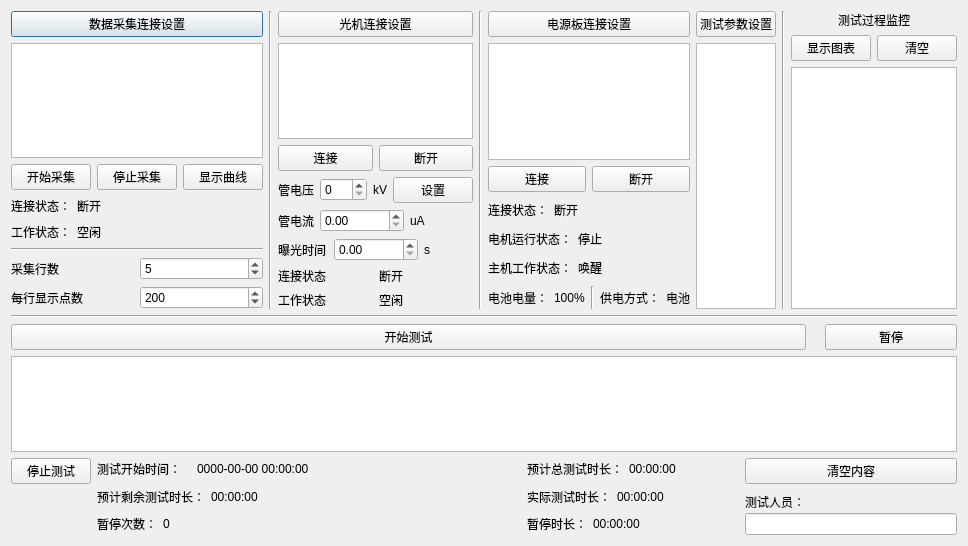
Above: main_dialog.ui from curious-heart/X-exposer-tool before the change. Below: the same form after it.
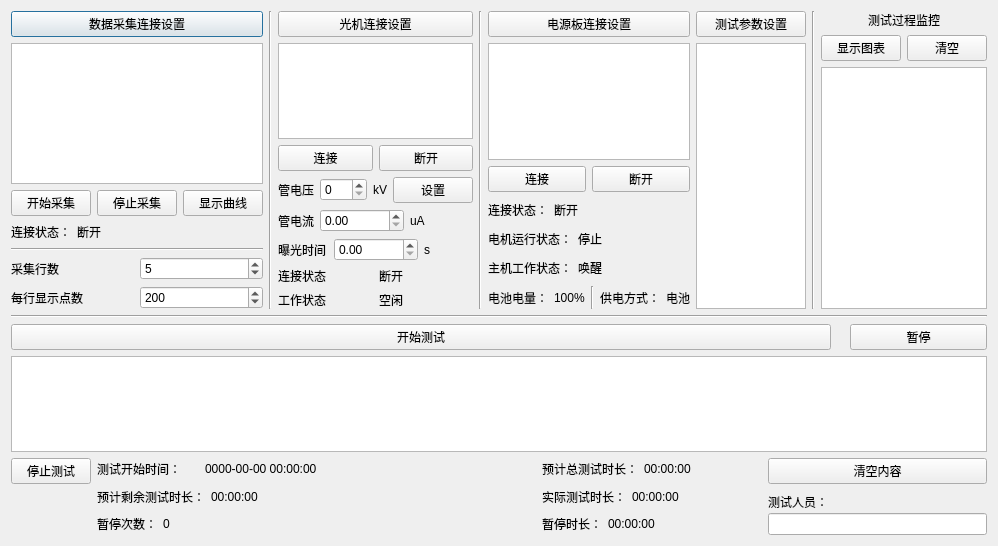
That is the form after the change.

What changed in the file:
```diff
--- a/main_dialog.ui
+++ b/main_dialog.ui
@@ -6,7 +6,7 @@
    <rect>
     <x>0</x>
     <y>0</y>
-    <width>912</width>
+    <width>998</width>
     <height>546</height>
    </rect>
   </property>
@@ -96,38 +96,7 @@
           </layout>
          </item>
          <item>
-          <layout class="QHBoxLayout" name="horizontalLayout_23">
-           <item>
-            <widget class="QLabel" name="dataCollWorkStLbl">
-             <property name="text">
-              <string>工作状态：</string>
-             </property>
-            </widget>
-           </item>
-           <item>
-            <widget class="QLabel" name="dataCollWorkStDispLbl">
-             <property name="frameShadow">
-              <enum>QFrame::Sunken</enum>
-             </property>
-             <property name="text">
-              <string>空闲</string>
-             </property>
-            </widget>
-           </item>
-           <item>
-            <spacer name="horizontalSpacer_9">
-             <property name="orientation">
-              <enum>Qt::Horizontal</enum>
-             </property>
-             <property name="sizeHint" stdset="0">
-              <size>
-               <width>40</width>
-               <height>20</height>
-              </size>
-             </property>
-            </spacer>
-           </item>
-          </layout>
+          <layout class="QHBoxLayout" name="horizontalLayout_23"/>
          </item>
         </layout>
        </item>
```
